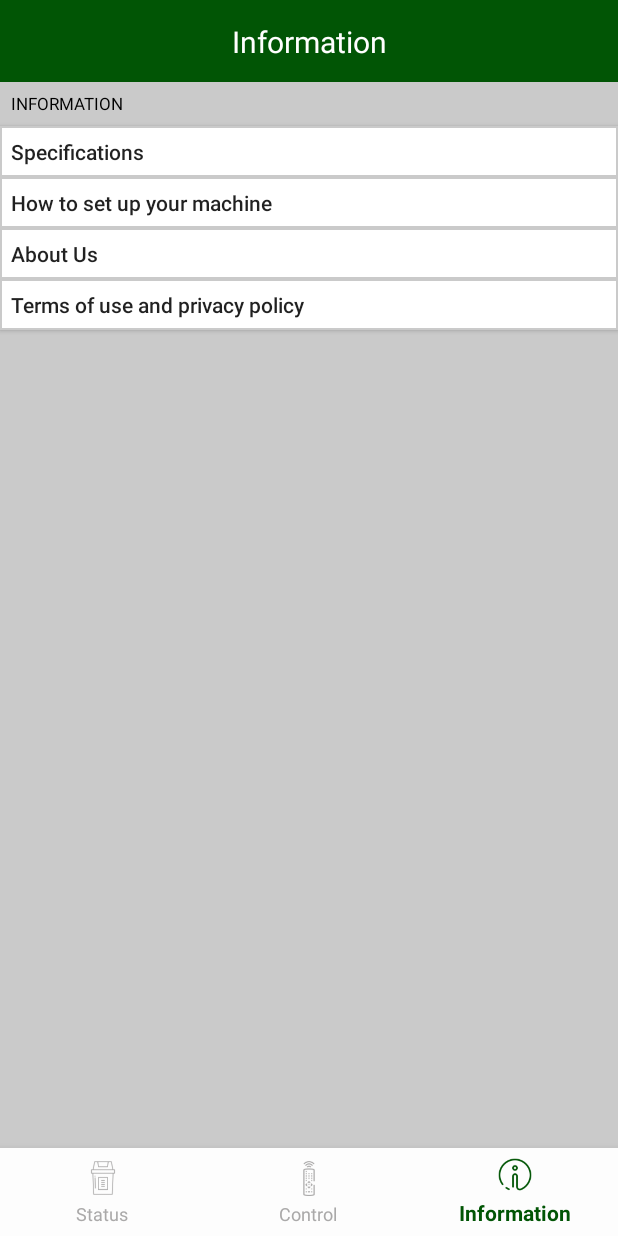
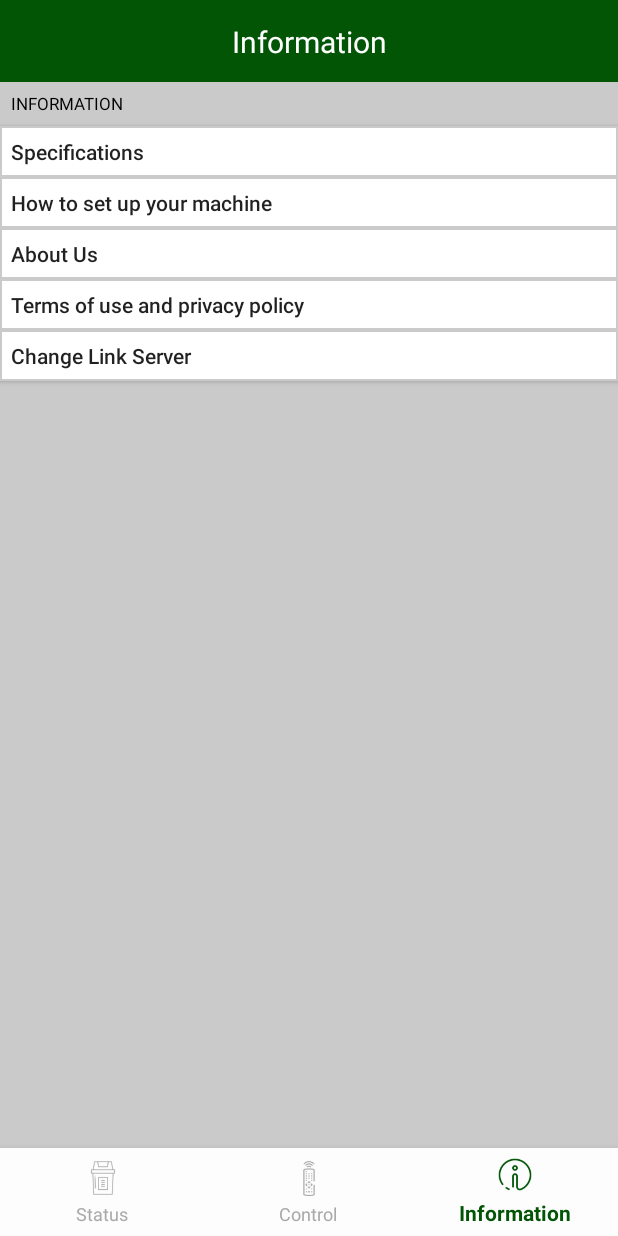
Before and after one commit to dttuyen260701/trash_managament, an Android app: the screen it shows after launch (MainActivity), item 3 of the bottom bar chosen, on a phone screen of 412 x 824 dp. Run offline under Robolectric (Android 15) with nearby library versions, the phone set to English and light mode, and no system bars.

Commit message:
Tuyen commit: fix bugggg

```diff
--- a/app/src/main/java/com/example/manager/Activity/MainActivity.java
+++ b/app/src/main/java/com/example/manager/Activity/MainActivity.java
@@ -92,7 +92,7 @@ public class MainActivity extends AppCompatActivity {
                             }
                             createNotification();
                         } else {
-                            Toast.makeText(MainActivity.this, "Error", Toast.LENGTH_SHORT).show();
+                            Toast.makeText(MainActivity.this, "Server is busy, try again", Toast.LENGTH_SHORT).show();
                         }
                     }
                 };
--- /dev/null
+++ b/app/src/main/res/drawable/bg_exit_dialog.xml
@@ -0,0 +1,6 @@
+<?xml version="1.0" encoding="utf-8"?>
+<shape xmlns:android="http://schemas.android.com/apk/res/android">
+
+    <solid android:color="@color/white"/>
+    <corners android:radius="20dp"/>
+</shape>
--- a/app/src/main/res/layout/fragment_information.xml
+++ b/app/src/main/res/layout/fragment_information.xml
@@ -152,6 +152,24 @@
             app:layout_constraintStart_toStartOf="parent"
             app:layout_constraintTop_toBottomOf="@+id/btn_AboutUs_Inf_Frag"
             tools:ignore="TouchTargetSizeCheck" />
+
+        <Button
+            android:id="@+id/btn_LinkServer"
+            android:layout_width="match_parent"
+            android:layout_height="0dp"
+            android:background="@drawable/custom_button_inf_frag"
+            android:gravity="center|start"
+            android:paddingStart="7dp"
+            android:text="Change Link Server"
+            android:textAllCaps="false"
+            app:layout_constraintBottom_toBottomOf="parent"
+            app:layout_constraintDimensionRatio="h,12:1"
+            app:layout_constraintEnd_toEndOf="parent"
+            app:layout_constraintStart_toStartOf="parent"
+            app:layout_constraintTop_toBottomOf="@+id/btn_TermofU_Inf_Frag"
+            app:layout_constraintVertical_bias="0.0"
+            tools:ignore="TouchTargetSizeCheck" />
+
     </androidx.constraintlayout.widget.ConstraintLayout>
 
 
```
Also changed, not shown: app/src/main/java/com/example/manager/fragments/Fragment_Information.java (+49 -1 lines), app/src/main/res/drawable/bg_bottom_exit_dialog.xml (added, +7 -0 lines), app/src/main/res/drawable/bg_cancel_btn_exit_dialog.xml (added, +7 -0 lines), app/src/main/res/drawable/bg_ext_btn_exit_dialog.xml (added, +7 -0 lines), app/src/main/res/drawable/bg_top_exit_dialog.xml (added, +7 -0 lines), app/src/main/res/layout/fragment_dialog_linkserver.xml (added, +74 -0 lines).
